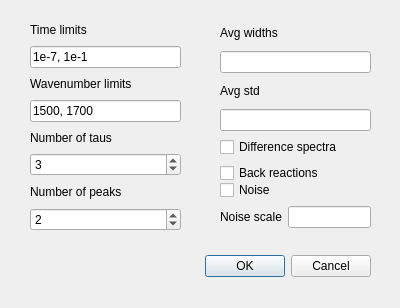
deef128/trtoolbox, file gui/dialog_dgen.ui: the form before one commit.
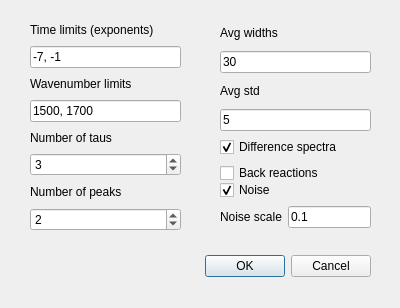
The form after the commit.

Commit message: intregrated dgen to gui

Patch:
```diff
--- a/gui/dialog_dgen.ui
+++ b/gui/dialog_dgen.ui
@@ -42,14 +42,14 @@
     <item>
      <widget class="QLabel" name="label">
       <property name="text">
-       <string>Time limits</string>
+       <string>Time limits (exponents)</string>
       </property>
      </widget>
     </item>
     <item>
      <widget class="QLineEdit" name="txt_time">
       <property name="text">
-       <string>1e-7, 1e-1</string>
+       <string>-7, -1</string>
       </property>
      </widget>
     </item>
@@ -115,7 +115,11 @@
      </widget>
     </item>
     <item>
-     <widget class="QLineEdit" name="txt_width"/>
+     <widget class="QLineEdit" name="txt_width">
+      <property name="text">
+       <string>30</string>
+      </property>
+     </widget>
     </item>
     <item>
      <widget class="QLabel" name="label_5">
@@ -125,13 +129,20 @@
      </widget>
     </item>
     <item>
-     <widget class="QLineEdit" name="txt_std"/>
+     <widget class="QLineEdit" name="txt_std">
+      <property name="text">
+       <string>5</string>
+      </property>
+     </widget>
     </item>
     <item>
      <widget class="QCheckBox" name="cb_diff">
       <property name="text">
        <string>Difference spectra</string>
       </property>
+      <property name="checked">
+       <bool>true</bool>
+      </property>
      </widget>
     </item>
     <item>
@@ -149,7 +160,7 @@
      <x>220</x>
      <y>180</y>
      <width>151</width>
-     <height>51</height>
+     <height>57</height>
     </rect>
    </property>
    <layout class="QFormLayout" name="formLayout">
@@ -158,6 +169,9 @@
       <property name="text">
        <string>Noise</string>
       </property>
+      <property name="checked">
+       <bool>true</bool>
+      </property>
      </widget>
     </item>
     <item row="1" column="0">
@@ -168,7 +182,11 @@
      </widget>
     </item>
     <item row="1" column="1">
-     <widget class="QLineEdit" name="txt_noise"/>
+     <widget class="QLineEdit" name="txt_noise">
+      <property name="text">
+       <string>0.1</string>
+      </property>
+     </widget>
     </item>
    </layout>
   </widget>
```
Left out of the diff: 12 changed lines with no effect on the pictures. The commit also changes 3 other files.
